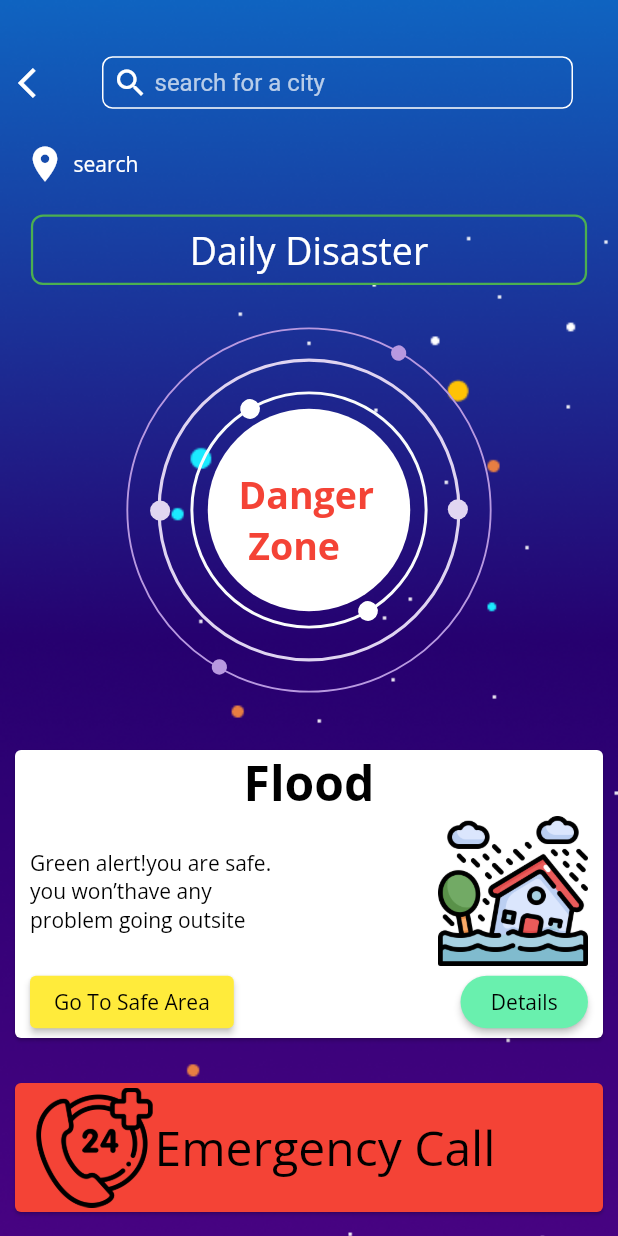
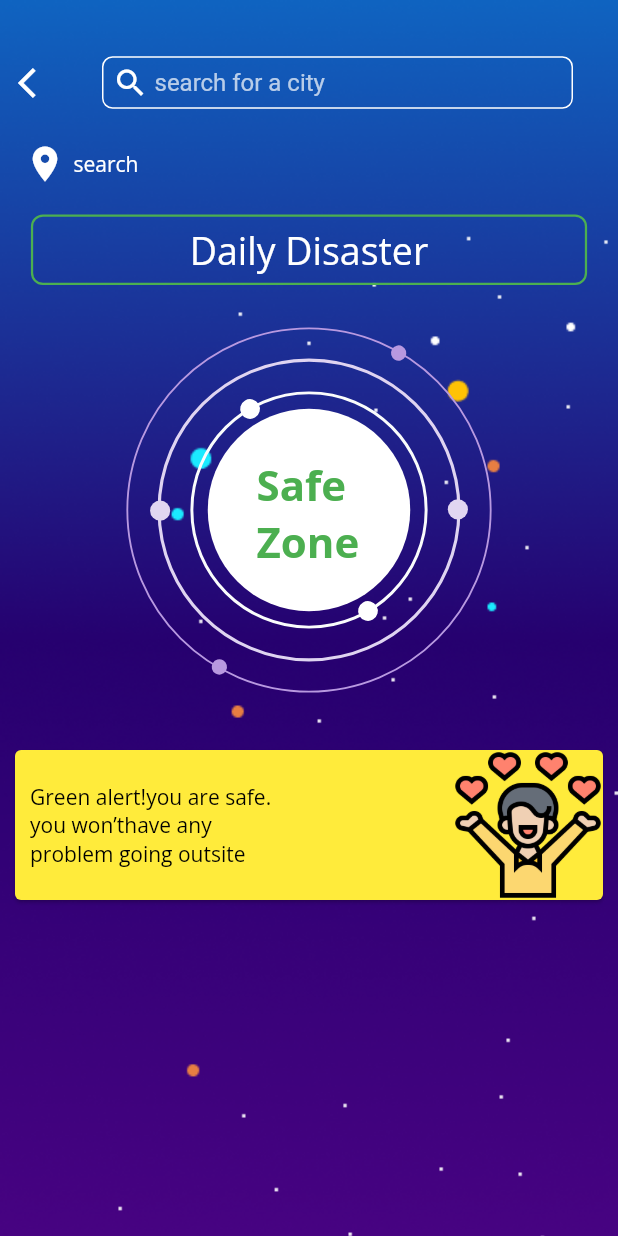
Before and after one commit to Utsa05/Alert-App-Nasa, a Flutter app: the screen it shows after launch, on a phone screen of 412 x 824 dp. Run offline on Flutter 3.47's test engine with Material 2 defaults, Android fonts, the phone set to English and light mode, and no system bars; our stand-ins replace geocoding, geolocator, google_fonts, google_maps_flutter, lite_rolling_switch, lottie; project files that could hold a hidden picture were left out.

Commit message:
disaster

```diff
--- a/lib/views/pages/daily_disaster/daily_disaster.dart
+++ b/lib/views/pages/daily_disaster/daily_disaster.dart
@@ -91,7 +91,7 @@ class _DailyDisaserBodyState extends State<DailyDisaserBody> {
 
           //safe
           Visibility(
-            visible: false,
+            visible: true,
               child:Stack(
                 children: [
                   Lottie.asset(AppAsset.area,height: 300),
@@ -104,7 +104,7 @@ class _DailyDisaserBodyState extends State<DailyDisaserBody> {
               )
           ),
            Visibility(
-            visible: false,
+            visible: true,
               child: Card(
                 color: Colors.yellow,
                 margin: EdgeInsets.all(10),
@@ -121,7 +121,7 @@ class _DailyDisaserBodyState extends State<DailyDisaserBody> {
 
              //danger
           Visibility(
-              visible: true,
+              visible: false,
               child:Stack(
                 children: [
                   Lottie.asset(AppAsset.area,height: 300),
@@ -134,7 +134,7 @@ class _DailyDisaserBodyState extends State<DailyDisaserBody> {
               )
           ),
           Visibility(
-              visible: true,
+              visible: false,
               child: Card(
                 color: Colors.white,
                 margin: EdgeInsets.all(10),
@@ -164,7 +164,9 @@ class _DailyDisaserBodyState extends State<DailyDisaserBody> {
               ),
           ),
           SizedBox(height: 10,),
-          Card(
+          Visibility(
+            visible: false,
+            child: Card(
               color: Colors.red,
               margin: EdgeInsets.all(10.0),
               child: Padding(
@@ -177,6 +179,7 @@ class _DailyDisaserBodyState extends State<DailyDisaserBody> {
                   ],
                 ),
               ),
+            ),
           )
         ],
       ),
```
Lines whose indentation alone changed are shown as unchanged.
